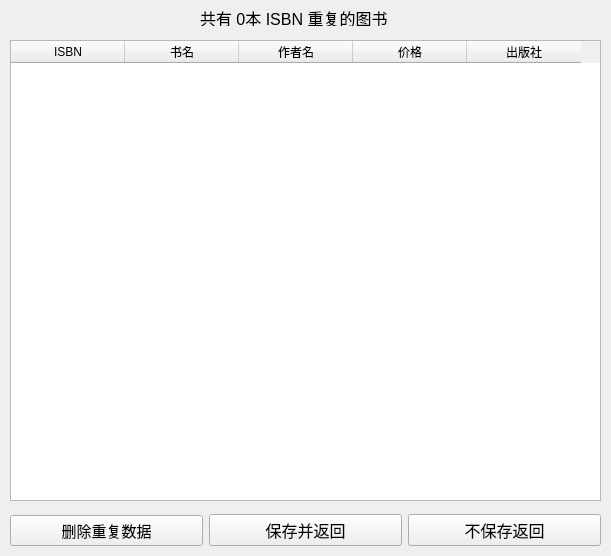
The window that Sources/Forms/deduplicatelistsubwindow.ui (gaogao-qwq/Book_Manage_System_QT) describes before a commit, drawn with Qt 5.
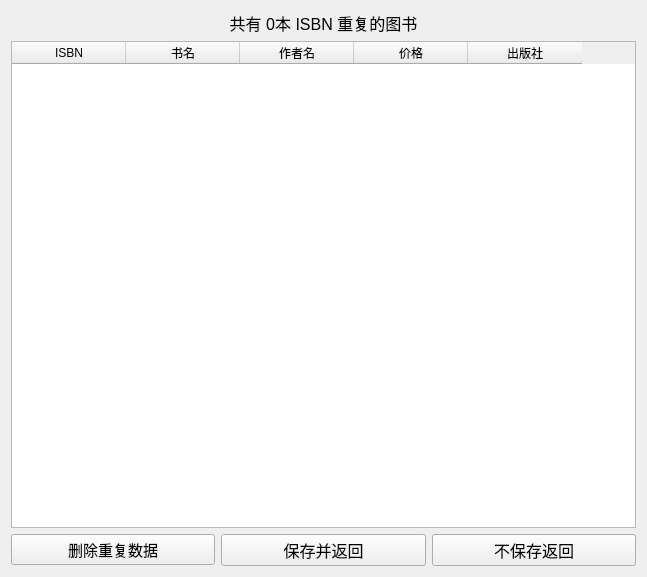
The same window after the commit. Icons and pictures are not drawn.

Patch:
```diff
--- a/Sources/Forms/deduplicatelistsubwindow.ui
+++ b/Sources/Forms/deduplicatelistsubwindow.ui
@@ -6,8 +6,8 @@
    <rect>
     <x>0</x>
     <y>0</y>
-    <width>611</width>
-    <height>556</height>
+    <width>647</width>
+    <height>577</height>
    </rect>
   </property>
   <property name="windowTitle">
@@ -18,15 +18,26 @@
     <selectedon>D:/pictures/avator.png</selectedon>
    </iconset>
   </property>
+  <layout class="QGridLayout" name="gridLayout">
+   <item row="0" column="0">
+    <layout class="QVBoxLayout" name="verticalLayout">
+     <item>
+      <widget class="QLabel" name="label">
+       <property name="font">
+        <font>
+         <pointsize>12</pointsize>
+        </font>
+       </property>
+       <property name="text">
+        <string>共有 0本 ISBN 重复的图书</string>
+       </property>
+       <property name="alignment">
+        <set>Qt::AlignCenter</set>
+       </property>
+      </widget>
+     </item>
+     <item>
   <widget class="QTableWidget" name="bookTable">
-   <property name="geometry">
-    <rect>
-     <x>10</x>
-     <y>40</y>
-     <width>591</width>
-     <height>461</height>
-    </rect>
-   </property>
    <attribute name="horizontalHeaderDefaultSectionSize">
     <number>114</number>
    </attribute>
@@ -56,33 +67,32 @@
     </property>
    </column>
   </widget>
-  <widget class="QWidget" name="horizontalLayoutWidget">
-   <property name="geometry">
-    <rect>
-     <x>0</x>
-     <y>500</y>
-     <width>611</width>
-     <height>61</height>
-    </rect>
-   </property>
+     </item>
+     <item>
    <layout class="QHBoxLayout" name="horizontalLayout">
     <property name="sizeConstraint">
      <enum>QLayout::SetDefaultConstraint</enum>
     </property>
     <property name="leftMargin">
-     <number>10</number>
+        <number>0</number>
     </property>
     <property name="topMargin">
-     <number>10</number>
+        <number>0</number>
     </property>
     <property name="rightMargin">
-     <number>10</number>
+        <number>0</number>
     </property>
     <property name="bottomMargin">
-     <number>10</number>
+        <number>0</number>
     </property>
     <item>
      <widget class="QPushButton" name="deleteButton">
+         <property name="sizePolicy">
+          <sizepolicy hsizetype="Minimum" vsizetype="Fixed">
+           <horstretch>60</horstretch>
+           <verstretch>0</verstretch>
+          </sizepolicy>
+         </property>
       <property name="font">
        <font>
         <pointsize>11</pointsize>
@@ -95,6 +105,12 @@
     </item>
     <item>
      <widget class="QPushButton" name="backSaveButton">
+         <property name="sizePolicy">
+          <sizepolicy hsizetype="Minimum" vsizetype="Fixed">
+           <horstretch>60</horstretch>
+           <verstretch>0</verstretch>
+          </sizepolicy>
+         </property>
       <property name="font">
        <font>
         <pointsize>12</pointsize>
@@ -107,6 +123,12 @@
     </item>
     <item>
      <widget class="QPushButton" name="backButton">
+         <property name="sizePolicy">
+          <sizepolicy hsizetype="Minimum" vsizetype="Fixed">
+           <horstretch>60</horstretch>
+           <verstretch>0</verstretch>
+          </sizepolicy>
+         </property>
       <property name="font">
        <font>
         <pointsize>12</pointsize>
@@ -118,25 +140,10 @@
      </widget>
     </item>
    </layout>
-  </widget>
-  <widget class="QLabel" name="label">
-   <property name="geometry">
-    <rect>
-     <x>200</x>
-     <y>10</y>
-     <width>191</width>
-     <height>16</height>
-    </rect>
-   </property>
-   <property name="font">
-    <font>
-     <pointsize>12</pointsize>
-    </font>
-   </property>
-   <property name="text">
-    <string>共有 0本 ISBN 重复的图书</string>
-   </property>
-  </widget>
+     </item>
+    </layout>
+   </item>
+  </layout>
  </widget>
  <resources/>
  <connections/>
```
Lines whose indentation alone changed are shown as unchanged.
